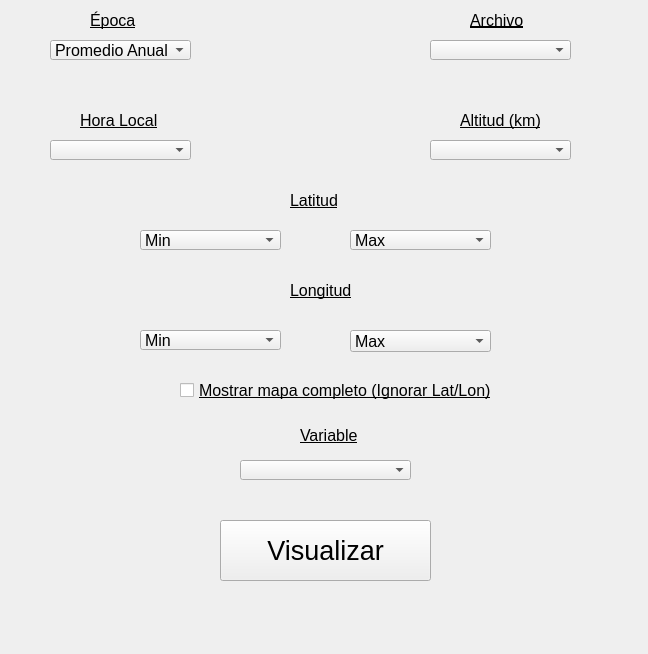
Old version of the form mcd_visualizer_dockwidget_base.ui in the repository davidsr21/mcd_visualizer.
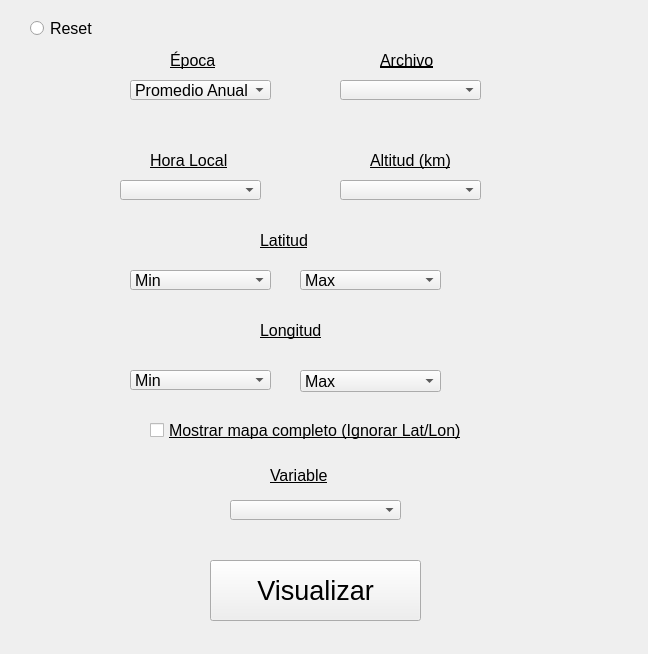
New version of the form.

```diff
--- a/mcd_visualizer_dockwidget_base.ui
+++ b/mcd_visualizer_dockwidget_base.ui
@@ -23,8 +23,8 @@
    <widget class="QLabel" name="Label_Epoca">
     <property name="geometry">
      <rect>
-      <x>90</x>
-      <y>10</y>
+      <x>170</x>
+      <y>50</y>
       <width>71</width>
       <height>21</height>
      </rect>
@@ -42,8 +42,8 @@
    <widget class="QComboBox" name="Combo_Epoca">
     <property name="geometry">
      <rect>
-      <x>50</x>
-      <y>40</y>
+      <x>130</x>
+      <y>80</y>
       <width>141</width>
       <height>20</height>
      </rect>
@@ -137,8 +137,8 @@
    <widget class="QComboBox" name="Combo_Archivo">
     <property name="geometry">
      <rect>
-      <x>430</x>
-      <y>40</y>
+      <x>340</x>
+      <y>80</y>
       <width>141</width>
       <height>20</height>
      </rect>
@@ -152,8 +152,8 @@
    <widget class="QLabel" name="Label_Hora_Local">
     <property name="geometry">
      <rect>
-      <x>80</x>
-      <y>110</y>
+      <x>150</x>
+      <y>150</y>
       <width>111</width>
       <height>21</height>
      </rect>
@@ -171,8 +171,8 @@
    <widget class="QComboBox" name="Combo_Hora">
     <property name="geometry">
      <rect>
-      <x>50</x>
-      <y>140</y>
+      <x>120</x>
+      <y>180</y>
       <width>141</width>
       <height>20</height>
      </rect>
@@ -195,8 +195,8 @@
    <widget class="QLabel" name="Label_Altitud">
     <property name="geometry">
      <rect>
-      <x>460</x>
-      <y>110</y>
+      <x>370</x>
+      <y>150</y>
       <width>111</width>
       <height>21</height>
      </rect>
@@ -214,8 +214,8 @@
    <widget class="QComboBox" name="Combo_Altitud">
     <property name="geometry">
      <rect>
-      <x>430</x>
-      <y>140</y>
+      <x>340</x>
+      <y>180</y>
       <width>141</width>
       <height>20</height>
      </rect>
@@ -234,8 +234,8 @@
    <widget class="QLabel" name="Label_Latitud">
     <property name="geometry">
      <rect>
-      <x>290</x>
-      <y>190</y>
+      <x>260</x>
+      <y>230</y>
       <width>91</width>
       <height>21</height>
      </rect>
@@ -253,8 +253,8 @@
    <widget class="QLabel" name="Label_Longitud">
     <property name="geometry">
      <rect>
-      <x>290</x>
-      <y>280</y>
+      <x>260</x>
+      <y>320</y>
       <width>81</width>
       <height>21</height>
      </rect>
@@ -272,8 +272,8 @@
    <widget class="QComboBox" name="Combo_Longitud_Min">
     <property name="geometry">
      <rect>
-      <x>140</x>
-      <y>330</y>
+      <x>130</x>
+      <y>370</y>
       <width>141</width>
       <height>20</height>
      </rect>
@@ -292,8 +292,8 @@
    <widget class="QLabel" name="Label_Variable">
     <property name="geometry">
      <rect>
-      <x>300</x>
-      <y>420</y>
+      <x>270</x>
+      <y>460</y>
       <width>71</width>
       <height>31</height>
      </rect>
@@ -311,8 +311,8 @@
    <widget class="QComboBox" name="Combo_Variable">
     <property name="geometry">
      <rect>
-      <x>240</x>
-      <y>460</y>
+      <x>230</x>
+      <y>500</y>
       <width>171</width>
       <height>20</height>
      </rect>
@@ -326,8 +326,8 @@
    <widget class="QPushButton" name="Push_Visualizar">
     <property name="geometry">
      <rect>
-      <x>220</x>
-      <y>520</y>
+      <x>210</x>
+      <y>560</y>
       <width>211</width>
       <height>61</height>
      </rect>
@@ -344,8 +344,8 @@
    <widget class="QCheckBox" name="Check_Mapa">
     <property name="geometry">
      <rect>
-      <x>180</x>
-      <y>380</y>
+      <x>150</x>
+      <y>420</y>
       <width>321</width>
       <height>21</height>
      </rect>
@@ -363,8 +363,8 @@
    <widget class="QComboBox" name="Combo_Latitud_Min">
     <property name="geometry">
      <rect>
-      <x>140</x>
-      <y>230</y>
+      <x>130</x>
+      <y>270</y>
       <width>141</width>
       <height>20</height>
      </rect>
@@ -383,8 +383,8 @@
    <widget class="QComboBox" name="Combo_Latitud_Max">
     <property name="geometry">
      <rect>
-      <x>350</x>
-      <y>230</y>
+      <x>300</x>
+      <y>270</y>
       <width>141</width>
       <height>20</height>
      </rect>
@@ -403,8 +403,8 @@
    <widget class="QComboBox" name="Combo_Longitud_Max">
     <property name="geometry">
      <rect>
-      <x>350</x>
-      <y>330</y>
+      <x>300</x>
+      <y>370</y>
       <width>141</width>
       <height>22</height>
      </rect>
@@ -423,8 +423,8 @@
    <widget class="QLabel" name="Label_Archivo">
     <property name="geometry">
      <rect>
-      <x>470</x>
-      <y>10</y>
+      <x>380</x>
+      <y>50</y>
       <width>81</width>
       <height>20</height>
      </rect>
@@ -439,6 +439,24 @@
      <string>Archivo</string>
     </property>
    </widget>
+   <widget class="QRadioButton" name="Push_Reset">
+    <property name="geometry">
+     <rect>
+      <x>30</x>
+      <y>20</y>
+      <width>82</width>
+      <height>17</height>
+     </rect>
+    </property>
+    <property name="font">
+     <font>
+      <pointsize>12</pointsize>
+     </font>
+    </property>
+    <property name="text">
+     <string>Reset</string>
+    </property>
+   </widget>
   </widget>
  </widget>
  <resources/>
```
